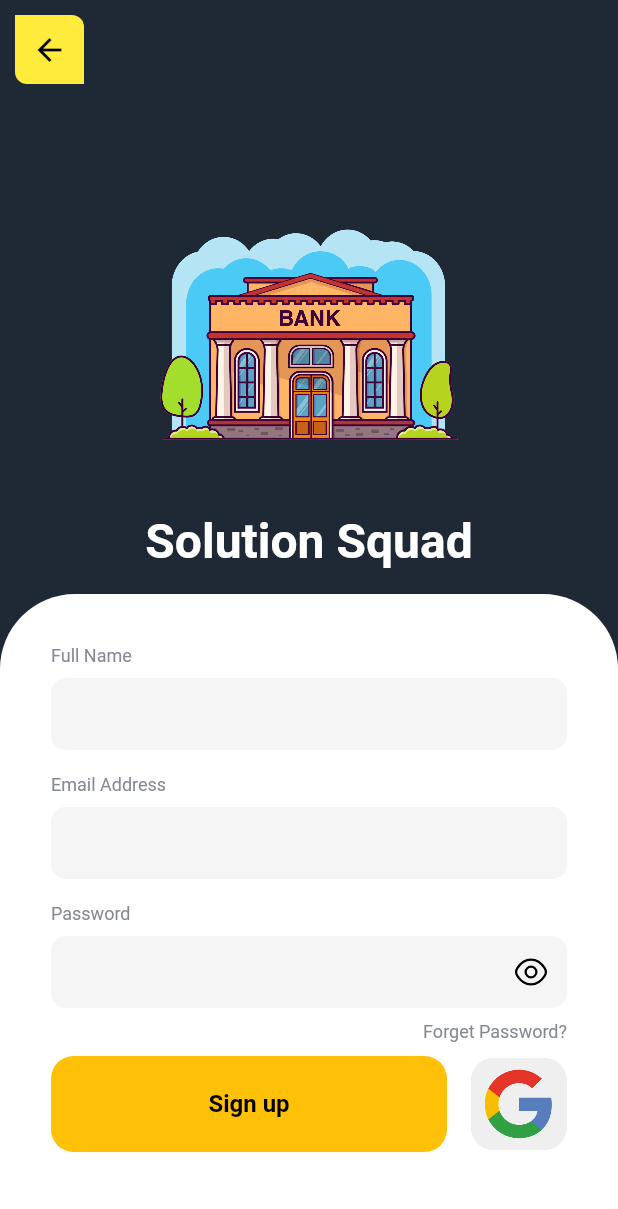
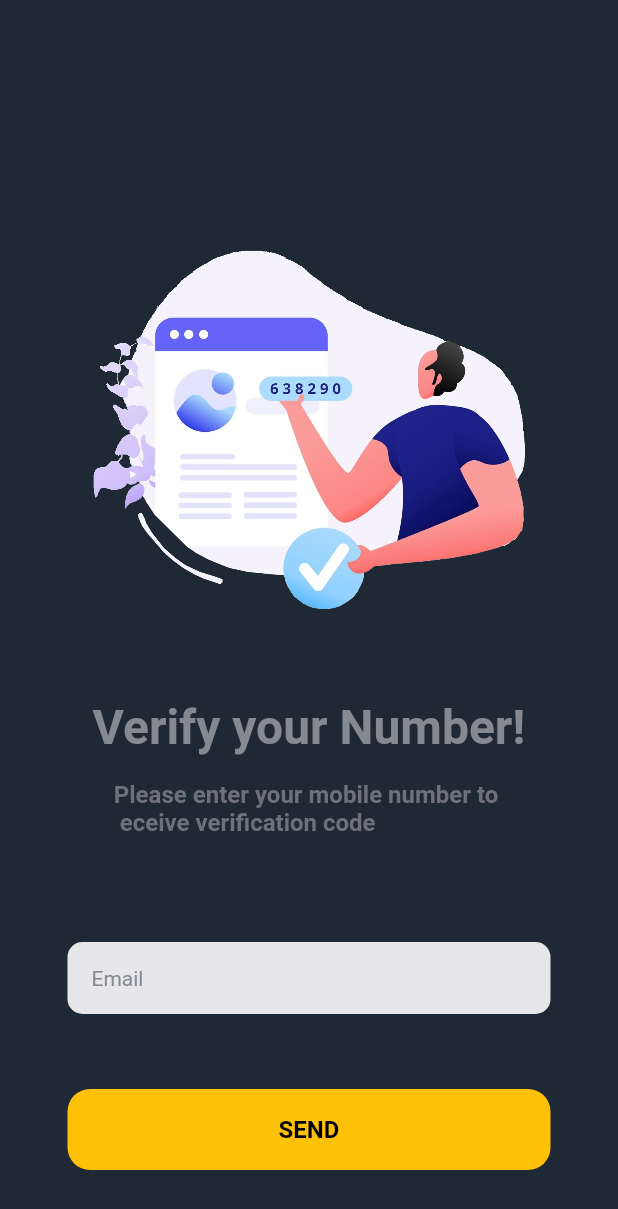
Before and after one commit to lobarashurova/bank_mobile, a Flutter app: the screen it shows after launch, on a phone screen of 412 x 824 dp. Shown: the top 1209 px of the screen. Run offline on Flutter 3.47's test engine with Material 3 defaults, Android fonts, the light colour scheme and no system bars; our stand-ins replace flutter_svg, get_it, google_fonts, mask_text_input_formatter, pinput, vector_graphics.

Commit message:
verify page and success page

```diff
--- a/lib/data/gen/assets.gen.dart
+++ b/lib/data/gen/assets.gen.dart
@@ -17,6 +17,7 @@ class $AssetsIconsGen {
 
   /// File path: assets/icons/bank.png
   AssetGenImage get bank => const AssetGenImage('assets/icons/bank.png');
+  AssetGenImage get verify => const AssetGenImage('assets/icons/verify_pic.png');
 
   /// File path: assets/icons/eye.svg
   SvgGenImage get eye => const SvgGenImage('assets/icons/eye.svg');
--- a/lib/main.dart
+++ b/lib/main.dart
@@ -1,6 +1,8 @@
 import 'package:bank_mobile/app/injection/injecttion.dart';
 import 'package:bank_mobile/extensions/theme_extensions.dart';
 import 'package:bank_mobile/presentation/auth/register/register_page.dart';
+import 'package:bank_mobile/presentation/auth/verify/verified_widget/verified_widget.dart';
+import 'package:bank_mobile/presentation/auth/verify/verify_widget/verify_widget.dart';
 import 'package:flutter/material.dart';
 
 void main() {
@@ -21,7 +23,7 @@ class MyApp extends StatelessWidget {
               backgroundColor: context.colors.scaffoldColor, elevation: 0),
           useMaterial3: false,
           scaffoldBackgroundColor: context.colors.scaffoldColor),
-      home: RegisterPage(),
+      home: VerifyWidget(),
     );
   }
 }
--- /dev/null
+++ b/lib/presentation/auth/verify/verify_widget/verify_widget.dart
@@ -0,0 +1,58 @@
+import 'package:bank_mobile/app/common/widgets/base_app_bar.dart';
+import 'package:bank_mobile/app/common/widgets/common_text_filed.dart';
+import 'package:bank_mobile/extensions/text_extensions.dart';
+import 'package:bank_mobile/extensions/theme_extensions.dart';
+import 'package:bank_mobile/extensions/widget.dart';
+import 'package:flutter/cupertino.dart';
+import 'package:flutter/material.dart';
+
+import '../../../../app/common/widgets/common_button.dart';
+import '../../../../data/gen/assets.gen.dart';
+
+class VerifyWidget extends StatefulWidget {
+  const VerifyWidget({super.key});
+
+  @override
+  State<VerifyWidget> createState() => _VerifyWidgetState();
+}
+
+class _VerifyWidgetState extends State<VerifyWidget> {
+  @override
+  Widget build(BuildContext context) {
+    return Scaffold(
+      resizeToAvoidBottomInset: false,
+      body: Column(
+        children: [
+          107.kh,
+          Assets.icons.verify.image(height: 359, width: 410),
+          "Verify your Number!".s(32).w(700).c(context.colors.display),
+          16.kh,
+          "Please enter your mobile number to \n eceive verification code".s(16).w(700).c(context.colors.title),
+
+          70.kh,
+          Padding(
+            padding: const EdgeInsets.symmetric(horizontal: 45),
+            child: CommonTextField(
+              background: context.colors.grey,
+              hint: "Email",
+            ),
+          ),
+
+          50.kh,
+          Padding(
+            padding: const EdgeInsets.symmetric(horizontal: 45),
+            child: Flexible(
+              child: SizedBox(
+                height: 54,
+                child: CommonButton.elevated(
+                  text: "SEND",
+                  backgroundColor: Colors.amber,
+                ),
+              ),
+            ),
+          ),
+        ],
+      ),
+    );
+  }
+}
```
Also changed, not shown: lib/presentation/auth/verify/verified_widget/verified_widget.dart (added, +45 -0 lines), assets/icons/verify_pic.png (added).
